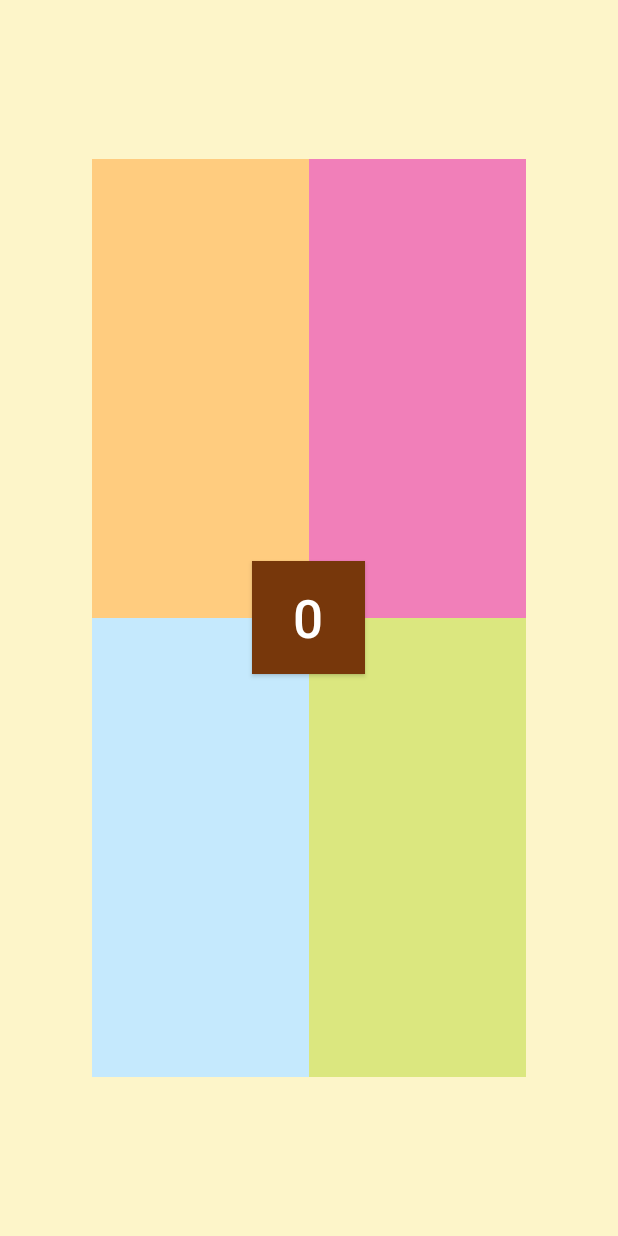
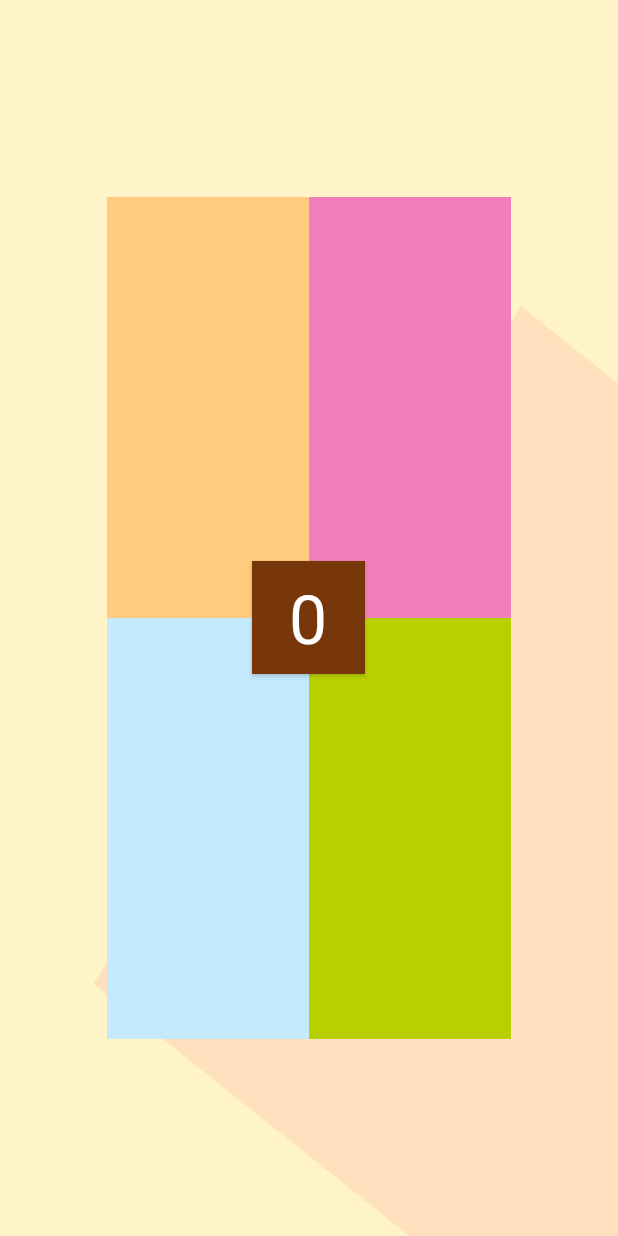
Before and after one commit to Javrom95/Simon_Says, an Android app: the screen it shows after launch (Simon), after a tap on an icon or button, on a phone screen of 412 x 824 dp. Run offline under Robolectric (Android 15) with nearby library versions, the phone set to English and light mode, and no system bars; 1 statement that could not run was skipped; 3 other taps on this screen came first.

Commit message:
Commit number 10.

```diff
--- a/app/src/main/java/com/example/javier/simon_says/Simon.java
+++ b/app/src/main/java/com/example/javier/simon_says/Simon.java
@@ -1,6 +1,7 @@
 package com.example.javier.simon_says;
 
 import android.app.Activity;
+import android.graphics.Typeface;
 import android.media.MediaPlayer;
 import android.os.CountDownTimer;
 import android.os.Handler;
@@ -24,8 +25,10 @@ public class Simon extends Activity {
     Button btn1, btn2, btn3, btn4, btnmrk;
     ImageView pops1, pops2, pops3;
     ArrayList<Integer> sequence = new ArrayList<Integer>();
-    int add, rounds=1, counter=0, i=-1, time=1250, lives=3, lifecount=0;
+    int add, rounds=1, counter=0, i=-1, time=1750, lives=3, lifecount=0;
     Random r = new Random();
+    Handler handler = new Handler();
+
 
 
     @Override
@@ -49,6 +52,12 @@ public class Simon extends Activity {
         btnmrk.setText(""+counter);
         createSequence();
 
+        Typeface face=Typeface.createFromAsset(getAssets(),
+                "fonts/gomarice_melting_ice_cream.ttf");
+
+       btnmrk.setTypeface(face);
+
+
     }
 
 
@@ -57,19 +66,51 @@ public class Simon extends Activity {
         sequence.clear();
         for(byte i=0;i<rounds;i++){
                     add=r.nextInt((4 - 1) + 1) + 1;
-                    if(add==1){
-                        //Reproduce sound.
-                        Log.i("Value:","1.");
-                    }else if(add==2){
-                        //Reproduce sound,
-                        Log.i("Value:","2.");
-                    }else if(add==3){
-                        //Reproduce sound.
-                        Log.i("Value:","3.");
-                    }else{
-                        //Reproduce sound.
-                        Log.i("Value:","4.");
-                    }
+
+
+                if (add == 1) {
+                    //Reproduce sound.
+                    btn1.setBackgroundResource(R.color.colorpressedbutton1);
+                    handler.postDelayed(new Runnable() {
+                        @Override
+                        public void run() {
+                            btn1.setBackgroundResource(R.drawable.button1_pressed);
+                        }
+                    }, (time));
+
+                    Log.i("Value:", "1.");
+                } else if (add == 2) {
+                    //Reproduce sound,
+                    btn2.setBackgroundResource(R.color.colorpressedbutton2);
+                    handler.postDelayed(new Runnable() {
+                        @Override
+                        public void run() {
+                            btn2.setBackgroundResource(R.drawable.button2_pressed);
+                        }
+                    }, (time));
+                    Log.i("Value:", "2.");
+                } else if (add == 3) {
+                    //Reproduce sound.
+                    btn3.setBackgroundResource(R.color.colorpressedbutton3);
+                    handler.postDelayed(new Runnable() {
+                        @Override
+                        public void run() {
+                            btn3.setBackgroundResource(R.drawable.button3_pressed);
+                        }
+                    }, (time));
+                    Log.i("Value:", "3.");
+                } else {
+                    //Reproduce sound.
+                    btn4.setBackgroundResource(R.color.colorpressedbutton4);
+                    handler.postDelayed(new Runnable() {
+                        @Override
+                        public void run() {
+                            btn4.setBackgroundResource(R.drawable.button4_pressed);
+                        }
+                    }, (time));
+                    Log.i("Value:", "4.");
+                }
+
                     sequence.add(add);
         }
 
--- a/app/src/main/res/layout/activity_simon.xml
+++ b/app/src/main/res/layout/activity_simon.xml
@@ -8,7 +8,7 @@
     android:paddingRight="@dimen/activity_horizontal_margin"
     android:paddingTop="@dimen/activity_vertical_margin"
     tools:context="com.example.javier.simon_says.Simon"
-    android:background="@color/background">
+    android:background="@drawable/simon_background_2">
 
     <LinearLayout
         android:orientation="horizontal"
@@ -23,10 +23,10 @@
         android:id="@+id/tableLayout1"
         android:layout_width="match_parent"
         android:layout_height="match_parent"
-        android:paddingTop="90dp"
-        android:paddingBottom="90dp"
-        android:paddingLeft="45dp"
-        android:paddingRight="45dp">
+        android:layout_centerInParent="true"
+        android:layout_margin="55dp"
+        android:paddingTop="60dp"
+        android:paddingBottom="60dp">
 
         <TableRow
             android:id="@+id/tableRow1"
@@ -85,14 +85,15 @@
         android:textAlignment="center"
         android:textColor="#ffffff"
         android:background="@color/center_space"
-        android:textSize="35dp" />
+        android:textSize="45dp" />
 
     <LinearLayout
         android:orientation="horizontal"
         android:layout_width="wrap_content"
         android:layout_height="wrap_content"
         android:layout_alignParentTop="true"
-        android:layout_centerHorizontal="true">
+        android:layout_centerHorizontal="true"
+        android:id="@+id/linearLayout">
 
         <ImageView
             android:layout_width="60dp"
```
Also changed, not shown: app/src/main/res/drawable/popsicle.png (added), app/src/main/res/drawable/simon_background_2.jpg (added).
